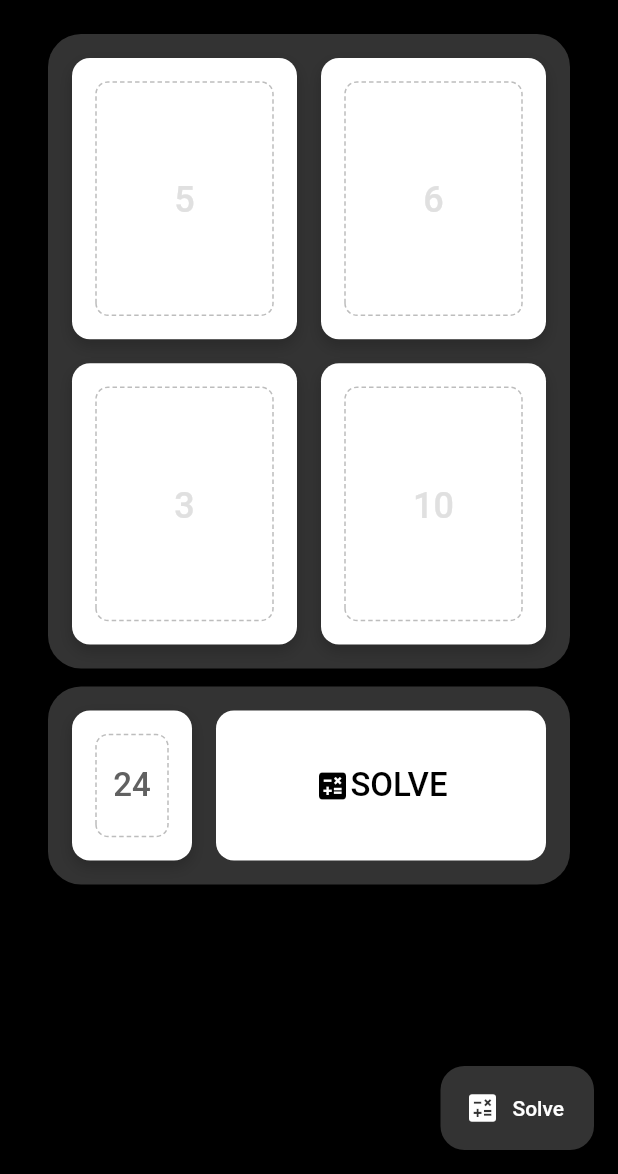
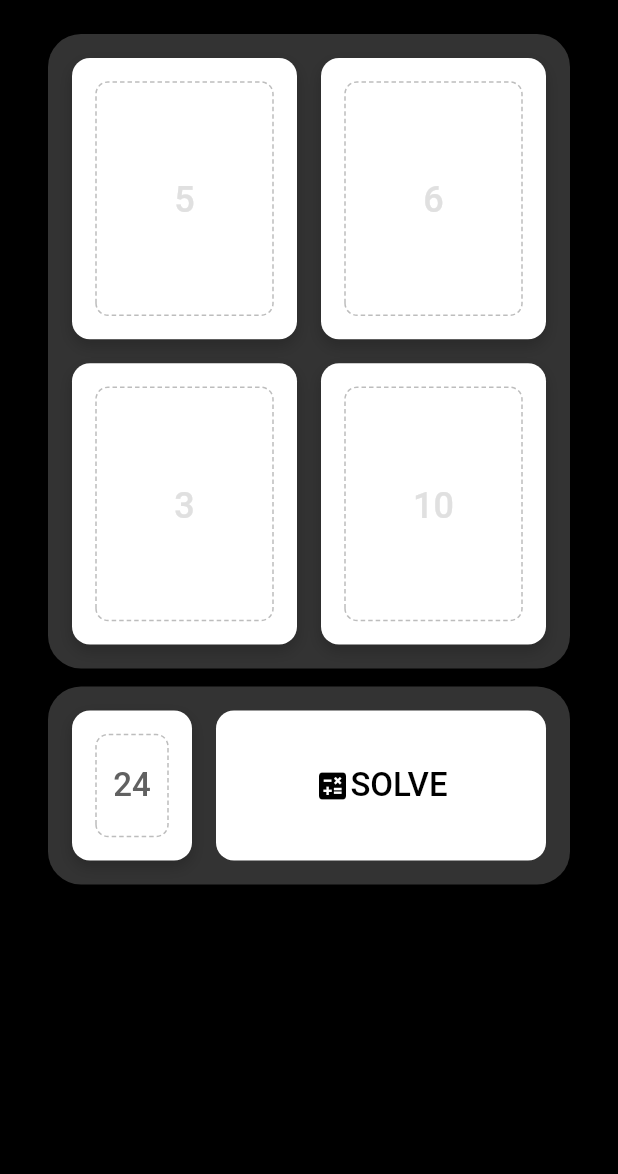
Before and after one commit to Martoxdlol/flutter_solver_for_24_game, a Flutter app: the screen it shows after launch, on a phone screen of 412 x 824 dp, the part 62-1236 px from its top. Run offline on Flutter 3.47's test engine with Material 2 defaults, Android fonts, the phone set to English and light mode, and no system bars; drawn by our look-alikes of dotted_border; missing offline and left inert: solve_24_game.

Commit message:
APP WORKS YEY!

```diff
--- a/lib/main.dart
+++ b/lib/main.dart
@@ -1,6 +1,9 @@
+import 'package:flutter/foundation.dart';
 import 'package:flutter/material.dart';
-import 'package:solver_for_24_game/solver.dart';
+import 'package:solve_24_game/solution.dart';
+import 'package:solve_24_game/solve_24_game.dart' as solver;
 import 'package:solver_for_24_game/widgets/game_cards.dart';
+import 'package:solver_for_24_game/widgets/solutions_card.dart';
 import 'package:solver_for_24_game/widgets/solve_to_card.dart';
 import 'package:solver_for_24_game/widgets/split_view.dart';
 
@@ -37,17 +40,49 @@ class HomePage extends StatefulWidget {
   State<HomePage> createState() => _HomePageState();
 }
 
+Iterable<Solution> solveCallback((CardsInput cards, int? solveTo) data) {
+  return solver.solve([
+    data.$1.first,
+    data.$1.second,
+    data.$1.third,
+    data.$1.fourth,
+  ], data.$2 ?? 24);
+}
+
 class _HomePageState extends State<HomePage> {
   CardsInput? value;
   int? solveTo = 24;
+  List<Solution>? solutions;
+  final scrollController = ScrollController();
+
+  void solve() {
+    if (value == null) return;
+
+    final solutions = solver.solve([
+      value!.first,
+      value!.second,
+      value!.third,
+      value!.fourth,
+    ], solveTo ?? 24);
+
+    final noRepeat = <String, Solution>{};
+
+    for (final solution in solutions) {
+      final key = solution.toString();
+      if (noRepeat.containsKey(key)) continue;
+      noRepeat[key] = solution;
+    }
+
+    setState(() {
+      this.solutions = noRepeat.values.toList();
+    });
+
+    scrollController.animateTo(500,
+        duration: const Duration(milliseconds: 300), curve: Curves.linear);
+  }
 
   @override
   Widget build(BuildContext context) {
-    print(value);
-    print(value);
-    print(value);
-    print(value);
-    print(value);
     return Scaffold(
       backgroundColor: Colors.black,
       body: SafeArea(
@@ -59,42 +94,70 @@ class _HomePageState extends State<HomePage> {
               right: 0,
               bottom: 0,
               child: ListView(
+                controller: scrollController,
                 children: [
                   AppBar(
                     toolbarHeight: 60,
                     centerTitle: true,
-                    backgroundColor: Theme.of(context).colorScheme.inversePrimary,
+                    backgroundColor:
+                        Theme.of(context).colorScheme.inversePrimary,
                     title: const Text("24 Game Solver"),
                   ),
-                  SplitView(
+                  Center(
+                    child: Container(
+                      constraints: const BoxConstraints(maxWidth: 1000),
+                      child: SplitView(
                         children: [
-                      GameCardsContainer(onChange: (value) => setState(() => this.value = value)),
+                          GameCardsContainer(
+                            onChange: (value) => setState(() {
+                              this.value = value;
+                              solutions = null;
+                            }),
+                          ),
                           Column(
                             mainAxisAlignment: MainAxisAlignment.start,
                             crossAxisAlignment: CrossAxisAlignment.start,
                             children: [
                               SolveToCard(
-                            onChange: (value) => setState(() => solveTo = value),
+                                onChange: (value) => setState(() {
+                                  solveTo = value;
+                                  solutions = null;
+                                }),
+                                onSolve: solve,
+                              ),
+                              if (solutions != null &&
+                                  solutions!.isNotEmpty &&
+                                  value != null)
+                                SolutionsCard(
+                                  input: value!,
+                                  solveTo: solveTo ?? 24,
+                                  solutions: solutions!,
+                                ),
+                              if (solutions?.isEmpty == true)
+                                const Center(
+                                  child: Padding(
+                                    padding: EdgeInsets.symmetric(vertical: 20),
+                                    child: Text(
+                                      "No solutions found",
+                                      style: TextStyle(
+                                          fontSize: 20,
+                                          fontWeight: FontWeight.w600),
+                                    ),
+                                  ),
                                 )
                             ],
                           ),
                         ],
-                  )
+                      ),
+                    ),
+                  ),
+                  const SizedBox(height: 30),
                 ],
               ),
             )
           ],
         ),
       ),
-      floatingActionButton: FloatingActionButton.extended(
-        onPressed: () {
-          if (value == null) return;
-          print(solve(value!.values, 24));
-        },
-        tooltip: 'Solve',
-        label: const Text("Solve"),
-        icon: const Icon(Icons.calculate),
-      ),
     );
   }
 }
--- a/lib/widgets/game_card.dart
+++ b/lib/widgets/game_card.dart
@@ -3,7 +3,11 @@ import 'package:flutter/material.dart';
 import 'package:solver_for_24_game/random.dart';
 
 class GameCard extends StatefulWidget {
-  const GameCard({super.key, required this.onChange, this.defaultValue, this.small = false});
+  const GameCard(
+      {super.key,
+      required this.onChange,
+      this.defaultValue,
+      this.small = false});
   final void Function(int? value) onChange;
   final int? defaultValue;
   final bool small;
@@ -21,13 +25,16 @@ class _GameCardState extends State<GameCard> {
   Widget build(BuildContext context) {
     return AspectRatio(
       aspectRatio: 8 / 10,
-      child: InkWell(
-        enableFeedback: false,
+      child: GestureDetector(
+        // enableFeedback: false,
         onTap: () {
           FocusScope.of(context).requestFocus(focusNode);
         },
         child: Container(
-          decoration: BoxDecoration(color: Colors.white, borderRadius: BorderRadius.circular(12), boxShadow: [
+          decoration: BoxDecoration(
+              color: Colors.white,
+              borderRadius: BorderRadius.circular(12),
+              boxShadow: [
                 BoxShadow(
                   color: Colors.black.withOpacity(0.2),
                   blurRadius: 8,
@@ -56,12 +63,17 @@ class _GameCardState extends State<GameCard> {
                     keyboardAppearance: Brightness.dark,
                     keyboardType: TextInputType.number,
                     textAlign: TextAlign.center,
-                    style: TextStyle(fontSize: widget.small ? 22 : 28, color: Colors.black),
+                    style: TextStyle(
+                        fontSize: widget.small ? 22 : 28, color: Colors.black),
                     decoration: InputDecoration.collapsed(
                       hintText: widget.defaultValue?.toString() ?? hint,
                       hintStyle: TextStyle(
-                          fontSize: widget.small ? (widget.defaultValue != null ? 22 : 18) : (widget.defaultValue != null ? 28 : 24),
-                          color: widget.defaultValue != null ? Colors.grey.shade700 : Colors.grey.shade300),
+                          fontSize: widget.small
+                              ? (widget.defaultValue != null ? 22 : 18)
+                              : (widget.defaultValue != null ? 28 : 24),
+                          color: widget.defaultValue != null
+                              ? Colors.grey.shade700
+                              : Colors.grey.shade300),
                     ),
                   ),
                 ),
--- a/lib/widgets/solve_to_card.dart
+++ b/lib/widgets/solve_to_card.dart
@@ -3,8 +3,9 @@ import 'package:solver_for_24_game/widgets/game_card.dart';
 import 'package:solver_for_24_game/widgets/solver_button.dart';
 
 class SolveToCard extends StatelessWidget {
-  const SolveToCard({super.key, required this.onChange});
+  const SolveToCard({super.key, required this.onChange, required this.onSolve});
   final void Function(int? value) onChange;
+  final void Function() onSolve;
 
   @override
   Widget build(BuildContext context) {
@@ -32,7 +33,9 @@ class SolveToCard extends StatelessWidget {
                 height: double.infinity,
                 child: ClipRRect(
                   borderRadius: BorderRadius.circular(12),
-                  child: SolverButton(),
+                  child: SolverButton(
+                    onTap: onSolve,
+                  ),
                 ),
               ),
             )
--- a/lib/widgets/solver_button.dart
+++ b/lib/widgets/solver_button.dart
@@ -1,12 +1,29 @@
 import 'package:flutter/material.dart';
 
-class SolverButton extends StatelessWidget {
-  const SolverButton({super.key});
+class SolverButton extends StatefulWidget {
+  const SolverButton({super.key, required this.onTap});
+  final void Function() onTap;
+
+  @override
+  State<SolverButton> createState() => _SolverButtonState();
+}
+
+class _SolverButtonState extends State<SolverButton> {
+  bool focused = false;
 
   @override
   Widget build(BuildContext context) {
-    return InkWell(
-      onTap: () {},
+    return Container(
+      decoration: BoxDecoration(
+        color: focused ? Colors.grey[500] : null,
+      ),
+      child: InkWell(
+        onFocusChange: (value) {
+          setState(() {
+            focused = value;
+          });
+        },
+        onTap: widget.onTap,
         child: Center(
           child: Row(
             mainAxisSize: MainAxisSize.min,
@@ -17,9 +34,14 @@ class SolverButton extends StatelessWidget {
               ),
               Text(
                 "Solve".toUpperCase(),
-              style: const TextStyle(color: Colors.black, fontSize: 22, fontWeight: FontWeight.w500),
+                style: const TextStyle(
+                  color: Colors.black,
+                  fontSize: 22,
+                  fontWeight: FontWeight.w500,
+                ),
               ),
             ],
+          ),
         ),
       ),
     );
--- a/lib/widgets/split_view.dart
+++ b/lib/widgets/split_view.dart
@@ -15,8 +15,9 @@ class SplitView extends StatelessWidget {
             ))
         .toList();
 
-    if (width > height) {
+    if (width > height && width > 500) {
       return Row(
+        crossAxisAlignment: CrossAxisAlignment.start,
         children: rowChildren,
       );
     }
--- a/pubspec.yaml
+++ b/pubspec.yaml
@@ -16,6 +16,7 @@ dependencies:
   flutter_launcher_icons: ^0.13.1
   dotted_border: ^2.0.0+3
   trotter: ^2.2.0
+  solve_24_game: ^1.0.3
 
 dev_dependencies:
   flutter_test:
```
Also changed, not shown: lib/solution_page_route.dart (added, +58 -0 lines), lib/solution_view.dart (added, +77 -0 lines), lib/solver.dart (deleted, +0 -101 lines), lib/widgets/game_cards.dart (+6 -7 lines), lib/widgets/solutions_card.dart (added, +78 -0 lines), pubspec.lock. Lines whose indentation alone changed are shown as unchanged.
